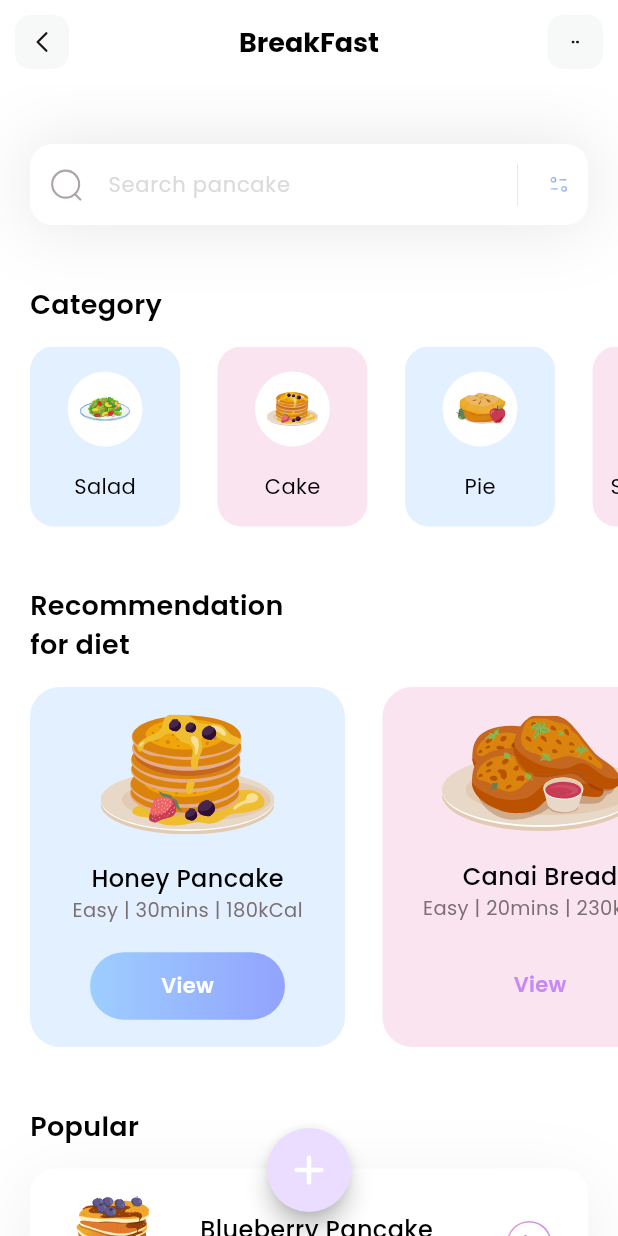
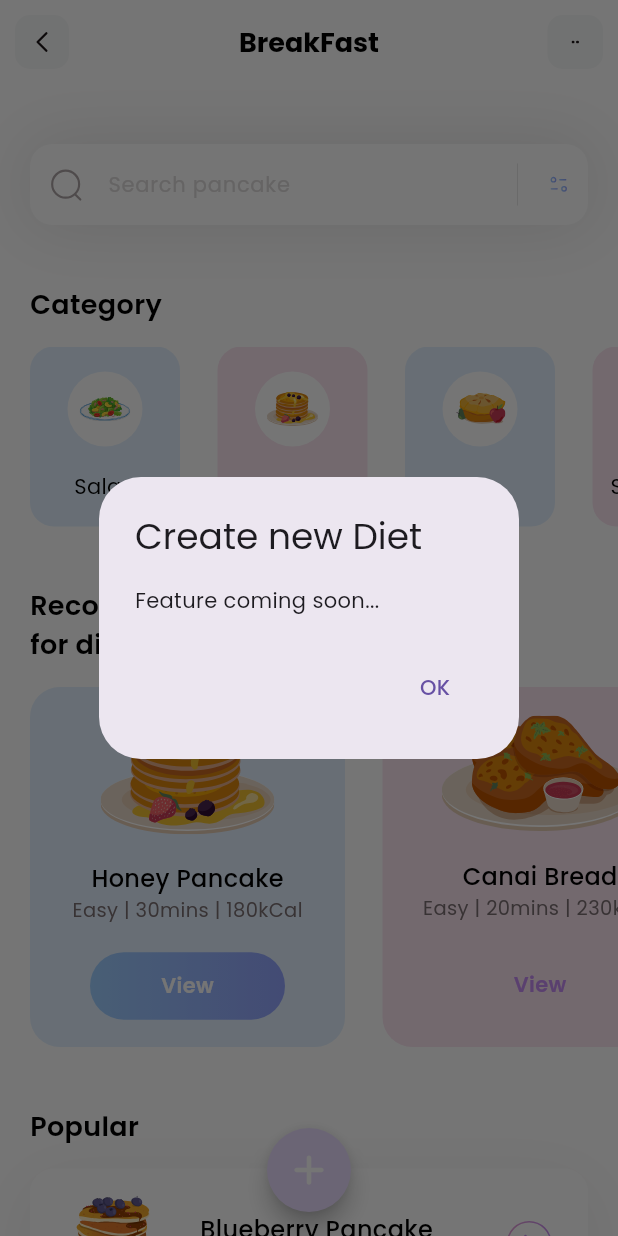
Before and after one commit to nzuwera/diet-app, a Flutter app: the screen it shows after launch, after a tap on an icon or button, on a phone screen of 412 x 824 dp. Run offline on Flutter 3.47's test engine with Material 3 defaults, Android fonts, the phone set to English and light mode, and no system bars; our stand-ins replace flutter_svg.

Commit message:
- Replaced print text with showDialog box - Renamed main class to DietApp

```diff
--- a/lib/main.dart
+++ b/lib/main.dart
@@ -3,11 +3,11 @@ import 'package:flutter/material.dart';
 import 'package:diet_app/pages/home.dart';
 
 void main() {
-  runApp(const MyApp());
+  runApp(const DietApp());
 }
 
-class MyApp extends StatelessWidget {
-  const MyApp({super.key});
+class DietApp extends StatelessWidget {
+  const DietApp({super.key});
 
   // This widget is the root of your application.
   @override
--- a/lib/pages/home.dart
+++ b/lib/pages/home.dart
@@ -11,6 +11,26 @@ class HomePage extends StatelessWidget {
   final List<DietModel> diets = DietModel.getDiets();
   final List<PopularDietsModel> popularDiets =
       PopularDietsModel.getPopularDiets();
+
+  void _showDialog(BuildContext context) {
+    showDialog(
+      context: context,
+      builder: (BuildContext context) {
+        return AlertDialog(
+          title: Text("Create new Diet"),
+          content: Text("Feature coming soon..."),
+          actions: [
+            TextButton(
+              onPressed: () {
+                Navigator.of(context).pop();
+              },
+              child: Text("OK"),
+            ),
+          ],
+        );
+      },
+    );
+  }
 
   @override
   Widget build(BuildContext context) {
@@ -32,10 +52,7 @@ class HomePage extends StatelessWidget {
         ),
       ),
       floatingActionButton: FloatingActionButton(
-        onPressed: () {
-          // Handle button click
-          print("Add button clicked");
-        },
+        onPressed: () => _showDialog(context),
         shape: const CircleBorder(),
         child: SvgPicture.asset(
           'assets/icons/add.svg', // Ensure the SVG is added in assets
```
Also changed, not shown: 1 other file.
